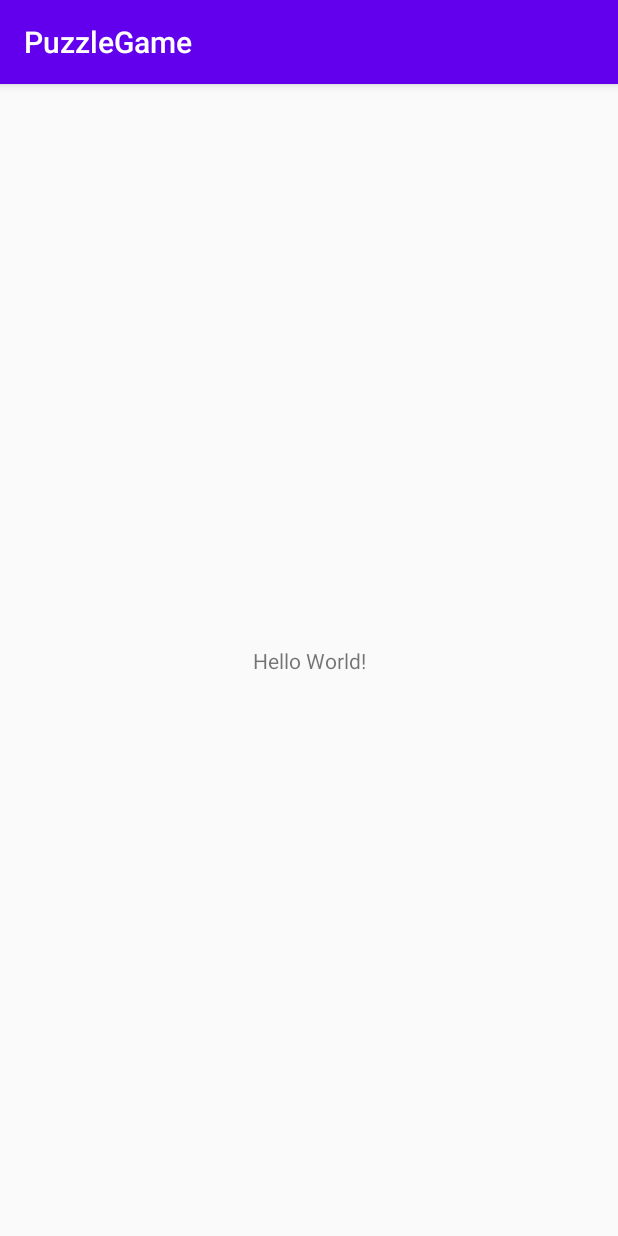
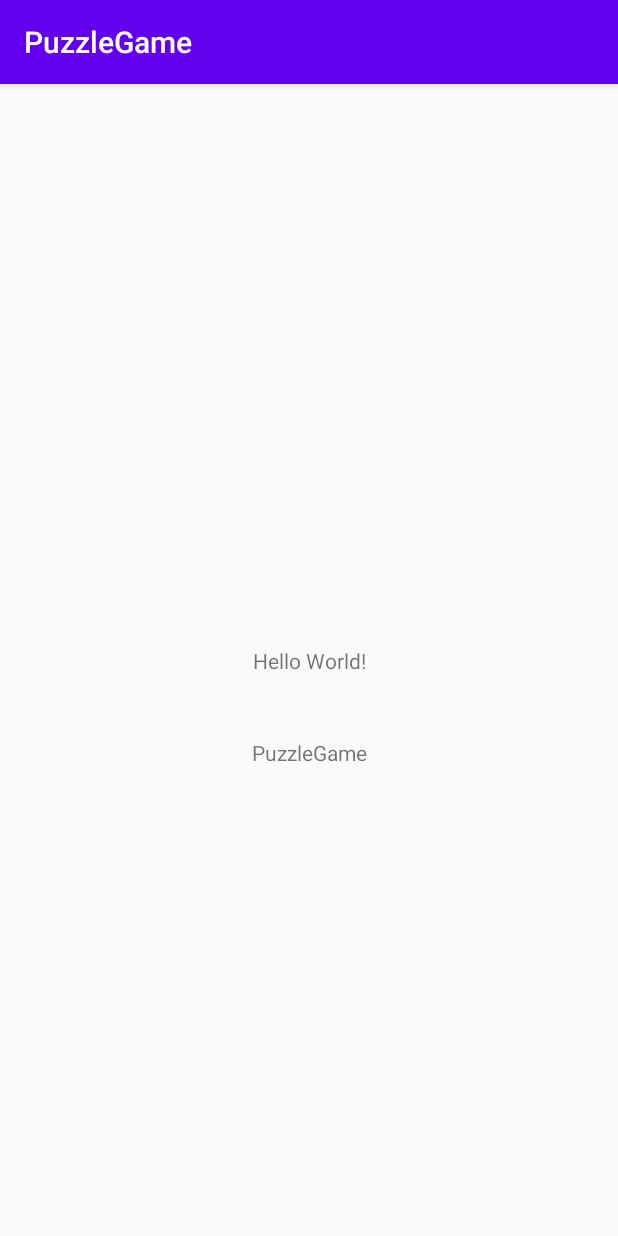
Before and after one commit to avidalfer/PuzzleGame, an Android app: the screen it shows after launch (MainActivity), on a phone screen of 412 x 824 dp. Run offline under Robolectric (Android 15) with nearby library versions, the phone set to English and light mode, and no system bars.

Commit message:
My first commit. Just for checking sync is going right.

```diff
--- a/app/src/main/res/layout/activity_main.xml
+++ b/app/src/main/res/layout/activity_main.xml
@@ -15,4 +15,17 @@
         app:layout_constraintRight_toRightOf="parent"
         app:layout_constraintTop_toTopOf="parent" />
 
+    <TextView
+        android:id="@+id/textView"
+        android:layout_width="wrap_content"
+        android:layout_height="wrap_content"
+        android:text="@string/app_name"
+        app:layout_constraintBottom_toBottomOf="parent"
+        app:layout_constraintEnd_toEndOf="parent"
+        app:layout_constraintLeft_toLeftOf="parent"
+        app:layout_constraintRight_toRightOf="parent"
+        app:layout_constraintStart_toStartOf="parent"
+        app:layout_constraintTop_toTopOf="parent"
+        app:layout_constraintVertical_bias="0.582" />
+
 </androidx.constraintlayout.widget.ConstraintLayout>
```
